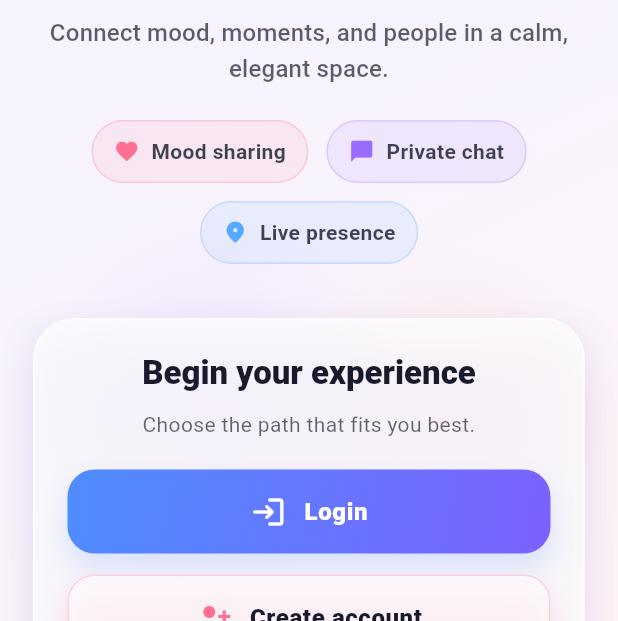
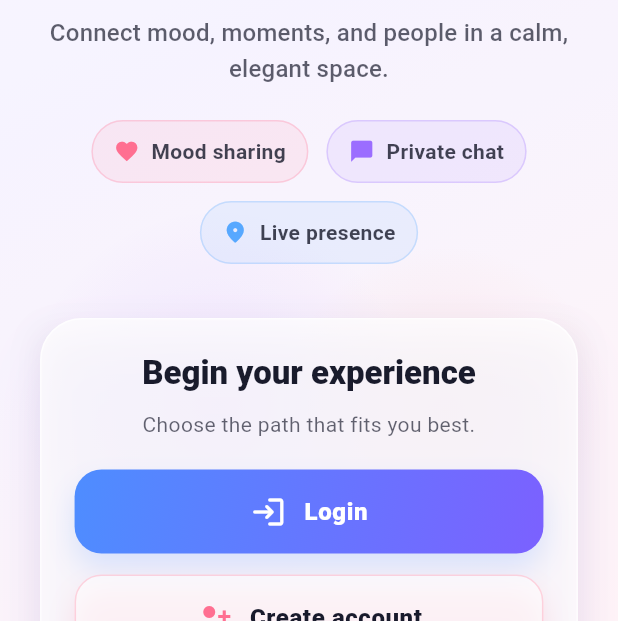
Before and after one commit to mohdasmabegum/MMWELCONM, a Flutter app: the screen it shows after launch, on a phone screen of 412 x 824 dp, the part 615-1236 px from its top. Run offline on Flutter 3.47's test engine with Material 3 defaults, Android fonts, the phone set to English and light mode, and no system bars; our stand-ins replace cloud_firestore, firebase_auth, firebase_core; accounts and stored records are empty.

Commit message:
Updated logo and adaptive layout

```diff
--- a/mmwelconn/lib/screens/auth_landing_screen.dart
+++ b/mmwelconn/lib/screens/auth_landing_screen.dart
@@ -30,7 +30,7 @@ class _AuthLandingScreenState extends State<AuthLandingScreen> with SingleTicker
     )..forward();
 
     _fade = CurvedAnimation(parent: _controller, curve: Curves.easeOut);
-    _slide = Tween<Offset>(begin: const Offset(0, 0.08), end: Offset.zero)
+    _slide = Tween<Offset>(begin: const Offset(0, 0.10), end: Offset.zero)
         .animate(CurvedAnimation(parent: _controller, curve: Curves.easeOutCubic));
     _scale = Tween<double>(begin: 0.94, end: 1).animate(
       CurvedAnimation(parent: _controller, curve: Curves.elasticOut),
@@ -50,11 +50,11 @@ class _AuthLandingScreenState extends State<AuthLandingScreen> with SingleTicker
         child: SafeArea(
           child: LayoutBuilder(
             builder: (context, constraints) {
-              final bool desktop = constraints.maxWidth > 900;
+              final double width = constraints.maxWidth;
               return SingleChildScrollView(
                 child: Padding(
                   padding: EdgeInsets.symmetric(
-                    horizontal: desktop ? 56 : 20,
+                    horizontal: width *0.06,
                     vertical: 18,
                   ),
                   child: Column(
--- a/mmwelconn/lib/services/auth_service.dart
+++ b/mmwelconn/lib/services/auth_service.dart
@@ -105,7 +105,7 @@ class AuthService {
       );
       final user = _auth.currentUser;
       if (user != null) {
-        await user.phoneLink(credential);
+        await user.linkWithCredential(credential);
         // Update user document with phone
         await _firestore.collection('users').doc(user.uid).update({
           'phoneNumber': user.phoneNumber,
@@ -126,7 +126,8 @@ class AuthService {
       final user = _auth.currentUser;
       if (user == null) return false;
       final idTokenResult = await user.getIdTokenResult();
-      return idTokenResult.claims['mobile_otp'] == true;
+      final claims = idTokenResult.claims;
+      return claims != null && claims['mobile_otp'] == true;
     } catch (e) {
       return false;
     }
```
Also changed, not shown: .claude/settings.local.json (added), mmwelconn/pubspec.lock, 3 other files.
